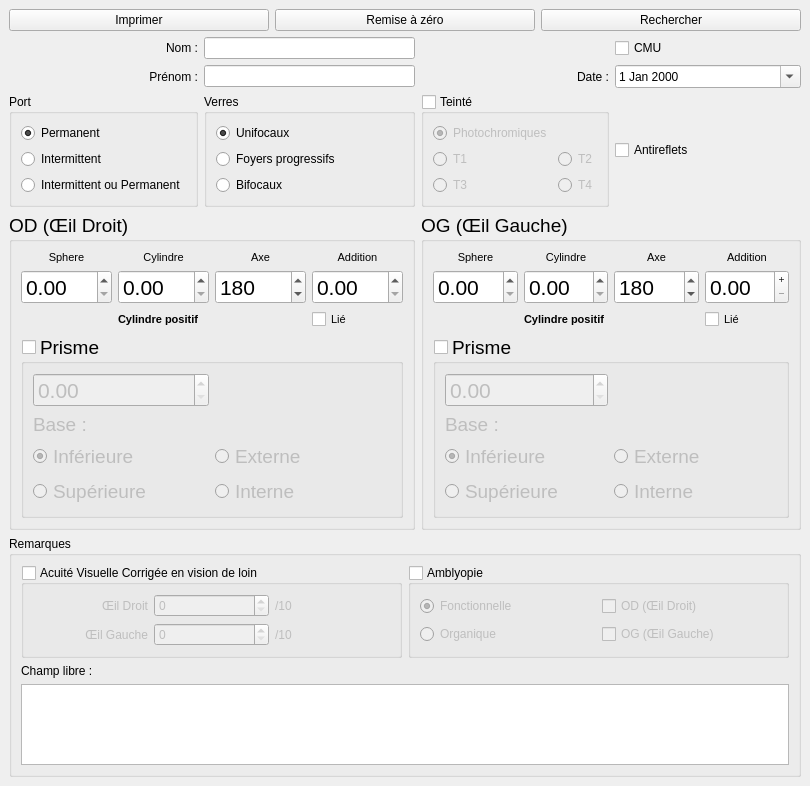
Oripy/Chrysops, file chrysops.ui: the form before one commit.
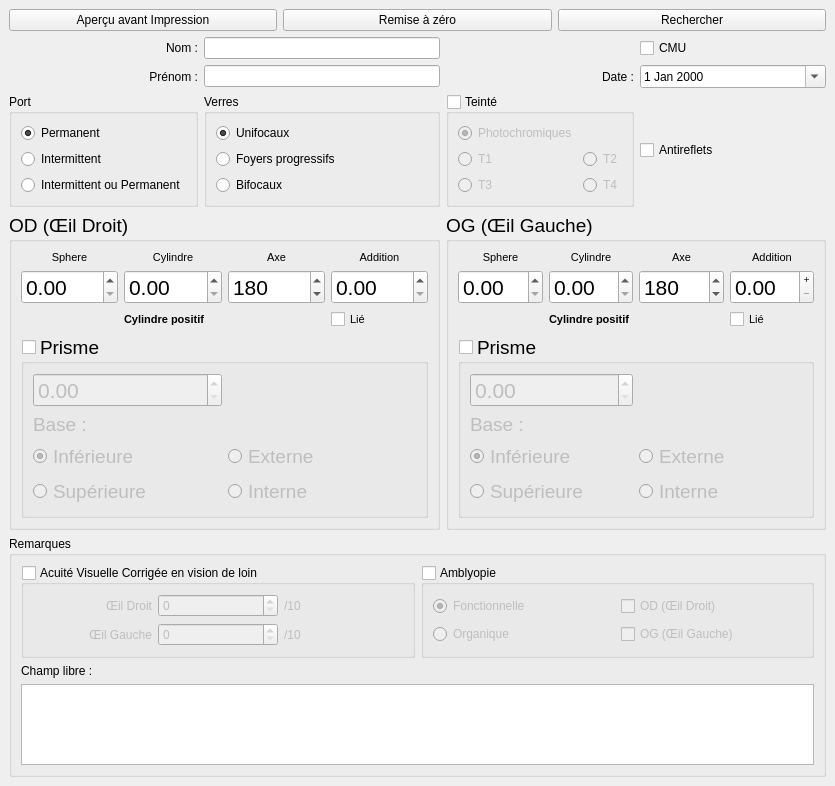
The form after the commit. Custom widgets are drawn as their Qt base class.

Commit message: Change in some text + bug: accent in remarks prevent printing

Patch:
```diff
--- a/chrysops.ui
+++ b/chrysops.ui
@@ -6,7 +6,7 @@
    <rect>
     <x>0</x>
     <y>0</y>
-    <width>810</width>
+    <width>835</width>
     <height>786</height>
    </rect>
   </property>
@@ -43,9 +43,6 @@
            </property>
           </widget>
          </item>
-         <item row="2" column="0" colspan="2">
-          <widget class="QPlainTextEdit" name="remarksEdit"/>
-         </item>
          <item row="0" column="1">
           <widget class="QGroupBox" name="amblyopiaGroup">
            <property name="title">
@@ -155,6 +152,9 @@
            </layout>
           </widget>
          </item>
+         <item row="2" column="0" colspan="2">
+          <widget class="QTextEdit" name="remarksEdit"/>
+         </item>
         </layout>
        </widget>
       </item>
@@ -804,7 +804,7 @@
       <item>
        <widget class="QPushButton" name="printButton">
         <property name="text">
-         <string>Imprimer</string>
+         <string>Aperçu avant Impression</string>
         </property>
        </widget>
       </item>
```
The commit also changes 3 other files.
